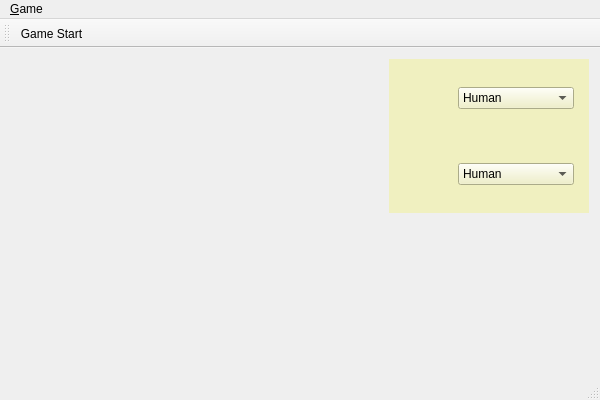
Before: the Qt Designer form QtHexGame/QtHexGame/QtHexGame.ui in vivisuke/QtHexGame, drawn with Qt 5.
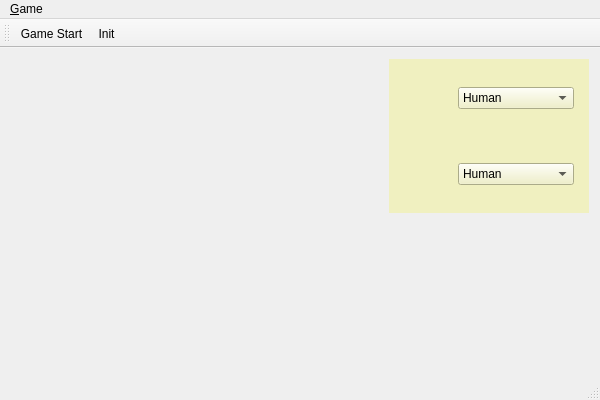
After: the same form once the commit is applied. Icons and pictures are not drawn. Custom widgets are drawn as their Qt base class.

Diff of the .ui file:
```diff
--- a/QtHexGame/QtHexGame/QtHexGame.ui
+++ b/QtHexGame/QtHexGame/QtHexGame.ui
@@ -170,6 +170,7 @@
     <bool>false</bool>
    </attribute>
    <addaction name="actionGame_Start"/>
+   <addaction name="action_Init"/>
   </widget>
   <widget class="QStatusBar" name="statusBar"/>
   <action name="actionGame_Start">
@@ -186,6 +187,15 @@
     <string>e&amp;Xit</string>
    </property>
   </action>
+  <action name="action_Init">
+   <property name="icon">
+    <iconset>
+     <normaloff>resources/first_page.png</normaloff>resources/first_page.png</iconset>
+   </property>
+   <property name="text">
+    <string>&amp;Init</string>
+   </property>
+  </action>
  </widget>
  <layoutdefault spacing="6" margin="11"/>
  <customwidgets>
```
Left out of the diff: 6 changed lines with no effect on the pictures.
